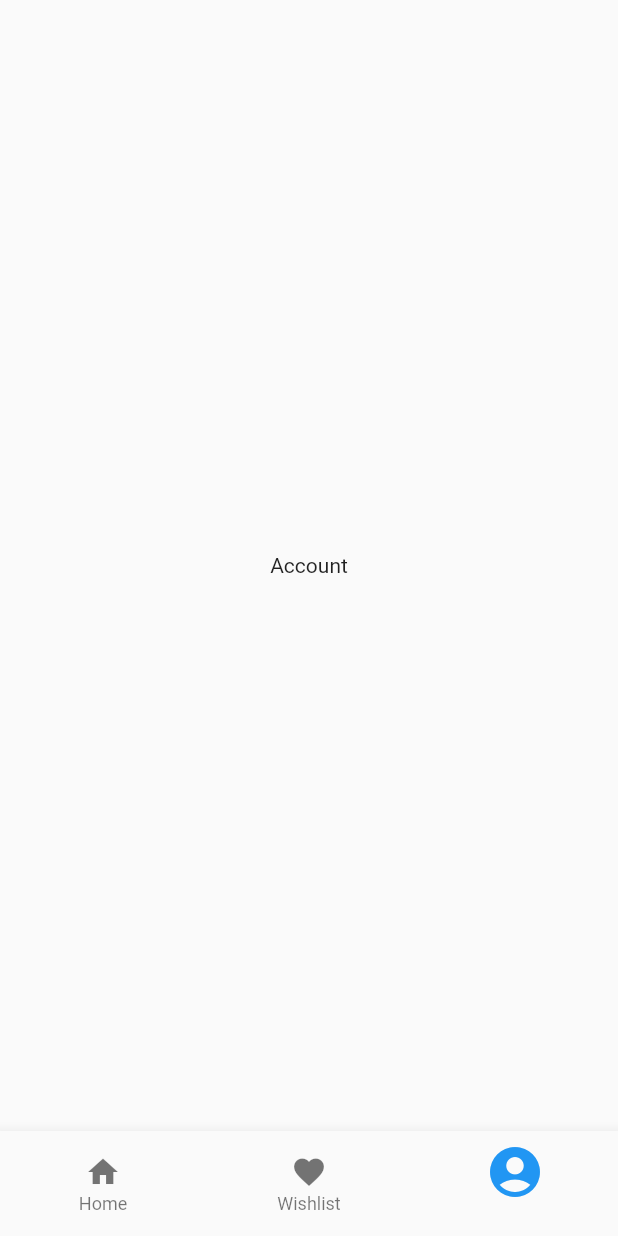
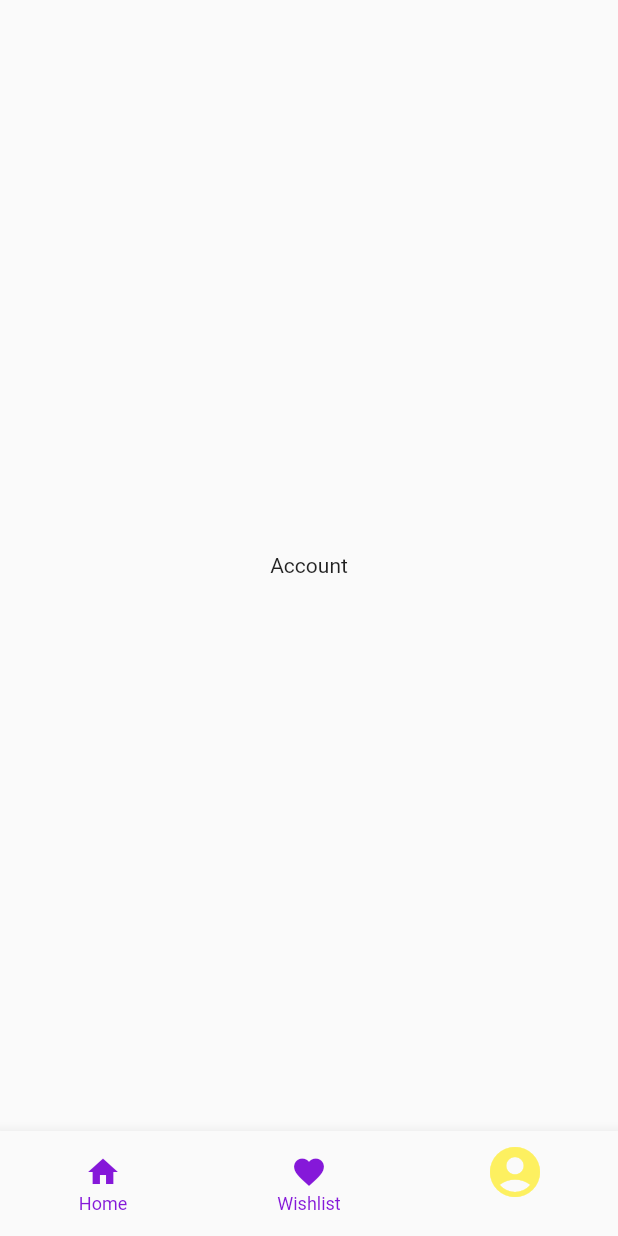
Before and after one commit to RGTechno/E-Commerce-App, a Flutter app: the screen it shows after launch, swiped to page 3, on a phone screen of 412 x 824 dp. Run offline on Flutter 3.47's test engine with Material 2 defaults, Android fonts, the phone set to English and light mode, and no system bars.

Commit message:
color Theme

```diff
--- a/lib/main.dart
+++ b/lib/main.dart
@@ -13,8 +13,19 @@ class MyApp extends StatelessWidget {
       debugShowCheckedModeBanner: false,
       title: 'Flutter Demo',
       theme: ThemeData(
-
-        primarySwatch: Colors.blue,
+        textTheme: TextTheme(
+          headline1: TextStyle(color: Colors.white),
+          headline2: TextStyle(
+            color: Color.fromRGBO(253, 240, 96, 1),
+          ),
+        ),
+        accentColor: Color.fromRGBO(253, 240, 96, 1),
+        primaryColor: Color.fromRGBO(133, 24, 217, 1),
+        appBarTheme: AppBarTheme(
+          actionsIconTheme: IconThemeData(
+            color: Colors.white,
+          ),
+        ),
       ),
       home: App(),
     );
--- a/lib/screens/Pages.dart
+++ b/lib/screens/Pages.dart
@@ -34,7 +34,9 @@ class _AppState extends State<App> {
     setState(() {
       _pageController.animateToPage(
         pageIndex,
-        duration: Duration(milliseconds: 300,),
+        duration: Duration(
+          milliseconds: 300,
+        ),
         curve: Curves.easeInOut,
       );
     });
@@ -59,12 +61,21 @@ class _AppState extends State<App> {
         selectedFontSize: 14,
         showSelectedLabels: false,
         selectedIconTheme: IconThemeData(size: 40),
+        selectedItemColor: Theme.of(context).accentColor,
+        unselectedItemColor: Theme.of(context).primaryColor,
         items: [
-          BottomNavigationBarItem(icon: Icon(Icons.home), label: "Home"),
           BottomNavigationBarItem(
-              icon: Icon(Icons.favorite), label: "Wishlist"),
+            icon: Icon(Icons.home),
+            label: "Home",
+          ),
           BottomNavigationBarItem(
-              icon: Icon(Icons.account_circle), label: "Account"),
+            icon: Icon(Icons.favorite),
+            label: "Wishlist",
+          ),
+          BottomNavigationBarItem(
+            icon: Icon(Icons.account_circle),
+            label: "Account",
+          ),
         ],
       ),
     );
```
